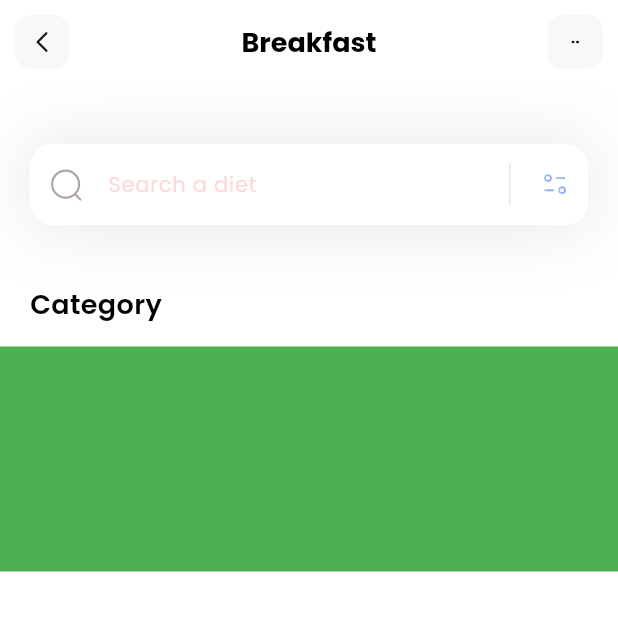
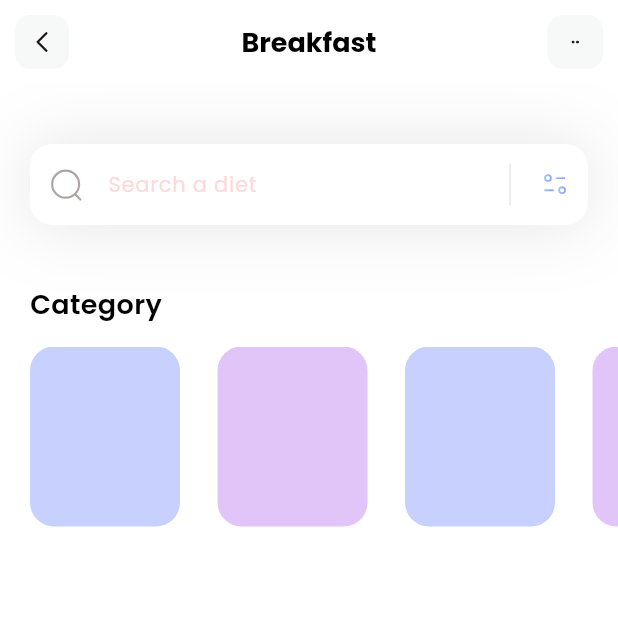
Before and after one commit to abungubrighton/dietApp, a Flutter app: the screen it shows after launch, on a phone screen of 412 x 824 dp, the top half of it. Run offline on Flutter 3.47's test engine with Material 3 defaults, Android fonts, the phone set to English and light mode, and no system bars; our stand-ins replace flutter_svg.

Commit message:
chore:category list view container ui

```diff
--- a/lib/models/category_model.dart
+++ b/lib/models/category_model.dart
@@ -9,11 +9,9 @@ class CategoryModel {
   CategoryModel(
       {required this.name, required this.iconPath, required this.boxColor});
 
-  /**
-   * Method that returns a list of category Objects
-   * Defined as a STATIC METHOD so it can be accessed without instantiation of CategoryModel class
-   *
-   */
+  /// Method that returns a list of category Objects
+  /// Defined as a STATIC METHOD so it can be accessed without instantiation of CategoryModel class
+  ///
 
   static List<CategoryModel> getCategories() {
     List<CategoryModel> categories = [];
@@ -22,13 +20,13 @@ class CategoryModel {
       CategoryModel(
           name: "Salad",
           iconPath: 'assets/icons/plate.svg',
-          boxColor: const  Color(0xFF92A3FD)),
+          boxColor: const Color(0xFF92A3FD)),
     );
     categories.add(
       CategoryModel(
           name: "Cake",
           iconPath: 'assets/icons/pancakes.svg',
-          boxColor: const Color(0xFFC5BBF2)),
+          boxColor: const Color(0xFFC58BF2)),
     );
     categories.add(
       CategoryModel(
@@ -40,7 +38,7 @@ class CategoryModel {
       CategoryModel(
           name: "Smoothies",
           iconPath: 'assets/icons/orange-snacks.svg',
-          boxColor: const Color(0xFF92A3FD)),
+          boxColor: const Color(0xFFC58BF2)),
     );
     return categories;
   }
--- a/lib/pages/home.dart
+++ b/lib/pages/home.dart
@@ -53,8 +53,25 @@ class _HomePageState extends State<HomePage> {
               height: 15,
             ),
             Container(
-              height: 150,
-              color: Colors.green,
+              height: 120,
+              child: ListView.separated(
+                  itemCount: categories.length,
+                  scrollDirection: Axis.horizontal,
+                  padding: const EdgeInsets.only(
+                    left: 20,
+                    right: 20,
+                  ),
+                  separatorBuilder: (context, index) =>
+                      const SizedBox(width: 25),
+                  itemBuilder: (context, index) {
+                    // build function builds each item in a list returns a widget for every item
+                    return Container(
+                      width: 100,
+                      decoration: BoxDecoration(
+                          color: categories[index].boxColor.withOpacity(0.5),
+                          borderRadius: BorderRadius.circular(16)),
+                    );
+                  }),
             ),
           ],
         )
```
